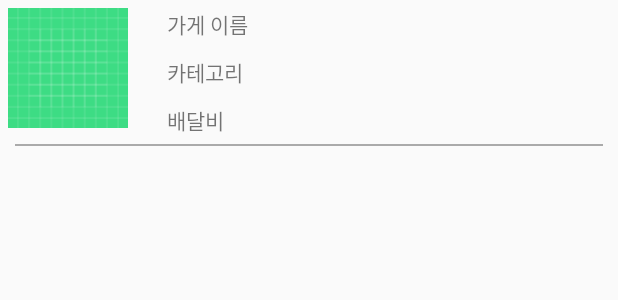
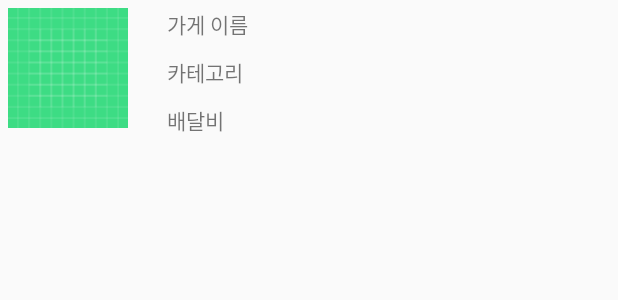
Before and after one commit to harangji/GongGuHaeJo, an Android app: the layout gonggu_list_item.xml on its own in the app's theme, with its tools: preview values and no code run, on a phone screen of 412 x 824 dp. Shown: the top 300 px of the screen. Run offline under Robolectric (Android 15) with nearby library versions, the phone set to English and light mode, and no system bars.

```diff
--- a/app/src/main/res/layout/gonggu_list_item.xml
+++ b/app/src/main/res/layout/gonggu_list_item.xml
@@ -45,9 +45,9 @@
 
     </LinearLayout>
     <!--구분선-->
-    <View
-        android:layout_width="match_parent"
-        android:layout_height="1dp"
-        android:layout_marginHorizontal="10dp"
-        android:background="#aaa"/>
+<!--    <View-->
+<!--        android:layout_width="match_parent"-->
+<!--        android:layout_height="1dp"-->
+<!--        android:layout_marginHorizontal="10dp"-->
+<!--        android:background="#aaa"/>-->
 </LinearLayout>
```
Also changed, not shown: app/src/main/java/com/example/gongguhaejo/LoginActivity.java (+25 -25 lines).
